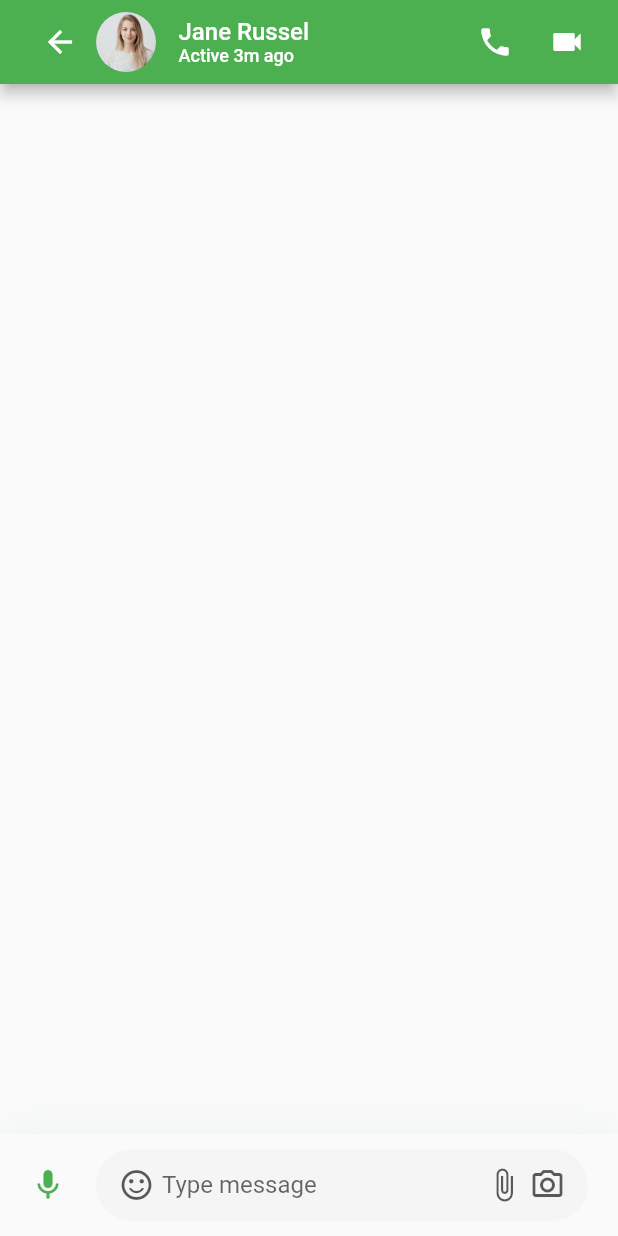
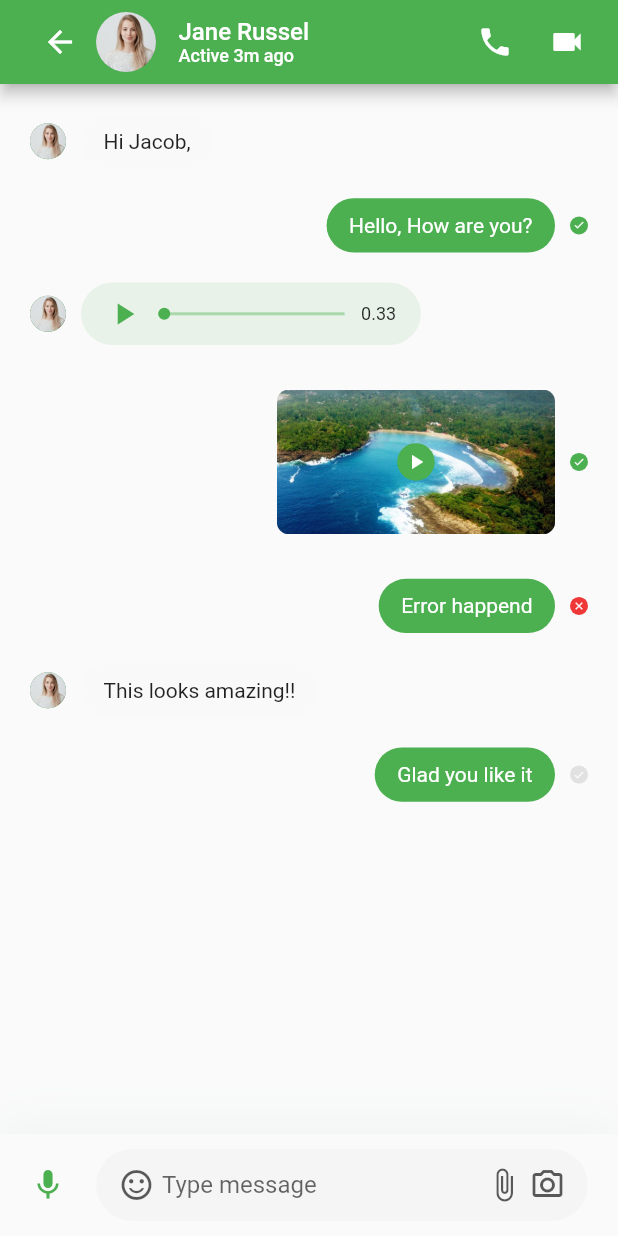
Before and after one commit to Gali998/UEE-Group-Project-2021, a Flutter app: the ChatDetailPage screen opened directly, on a phone screen of 412 x 824 dp. Run offline on Flutter 3.47's test engine with Material 2 defaults, Android fonts, the phone set to English and light mode, and no system bars.

Commit message:
chat message interface modified

```diff
--- /dev/null
+++ b/lib/components/AudioMessage.dart
@@ -0,0 +1,70 @@
+import 'package:Line_Lite/models/ChatMessage.dart';
+import 'package:flutter/material.dart';
+
+class AudioMessage extends StatelessWidget {
+  final ChatMessage message;
+
+  const AudioMessage({Key key, this.message}) : super(key: key);
+
+  @override
+  Widget build(BuildContext context) {
+    return Container(
+      width: MediaQuery.of(context).size.width * 0.55,
+      padding: EdgeInsets.symmetric(
+        horizontal: 22.0 * 0.75,
+        vertical: 22.0 / 2.5,
+      ),
+      decoration: BoxDecoration(
+        borderRadius: BorderRadius.circular(30),
+        color: Colors.green.withOpacity(message.isSender ? 1 : 0.1),
+      ),
+      child: Row(
+        children: [
+          Icon(
+            Icons.play_arrow,
+            color: message.isSender ? Colors.white : Colors.green ,
+          ),
+          Expanded(
+            child:Padding(
+              padding:
+              const EdgeInsets.symmetric(horizontal: 22.0/2),
+              child: Stack(
+                clipBehavior: Clip.none,
+                alignment: Alignment.center,
+                children:[
+                  Container(
+                    width: double.infinity,
+                    height: 2,
+                    color: message.isSender
+                        ? Colors.white
+                        :Colors.green.withOpacity(0.4),
+                  ),
+                  Positioned(
+                    left: 0,
+                    child:  Container(
+                      height: 8,
+                      width: 8,
+                      decoration: BoxDecoration(
+                        color:message.isSender
+                            ? Colors.white
+                            : Colors.green,
+                        shape: BoxShape.circle,
+                      ),
+                    ),
+                  ),
+                ],
+              ),
+            ),
+          ),
+          Text(
+            "0.33",
+            style: TextStyle(
+                fontSize: 12,
+                color: message.isSender ? Colors.white : null
+            ),
+          ),
+        ],
+      ),
+    );
+  }
+}
--- /dev/null
+++ b/lib/components/Message.dart
@@ -0,0 +1,89 @@
+import 'package:Line_Lite/models/ChatMessage.dart';
+import 'package:flutter/material.dart';
+
+import 'AudioMessage.dart';
+import 'TextMessage.dart';
+import 'VideoMessage.dart';
+
+class Message extends StatelessWidget {
+  const Message({
+    Key key,
+    @required this.message,
+  }) : super(key: key);
+
+  final ChatMessage message;
+
+  @override
+  Widget build(BuildContext context) {
+    Widget messageContain(ChatMessage message){
+      switch(message.messageType){
+        case ChatMessageType.text:
+          return TextMessage(message: message);
+          break;
+        case ChatMessageType.audio:
+          return AudioMessage(message: message);
+          break;
+        case ChatMessageType.video:
+          return VideoMessage();
+          break;
+        default:
+          return SizedBox();
+      }
+
+    }
+    return Padding(
+      padding: const EdgeInsets.only(top: 20.0),
+      child: Row(
+        mainAxisAlignment:
+        message.isSender ? MainAxisAlignment.end : MainAxisAlignment.start,
+        children: [
+          if(!message.isSender) ...[
+            CircleAvatar(radius: 12,backgroundImage: AssetImage("assets/images/jenny.jpg"),
+            ),
+            SizedBox(width: 20.0/2),
+          ],
+          messageContain(message),
+          if(message.isSender) MessageStatusDot(status: message.messageStatus)
+        ],
+      ),
+    );
+  }
+}
+
+class MessageStatusDot extends StatelessWidget {
+  final MessageStatus status;
+
+  const MessageStatusDot({Key key, this.status}) : super(key: key);
+  @override
+  Widget build(BuildContext context) {
+    Color dotColor(MessageStatus status){
+      switch(status){
+        case MessageStatus.not_sent:
+          return Color(0xFFF03738);
+          break;
+        case MessageStatus.not_view:
+          return Theme.of(context).textTheme.bodyText1.color.withOpacity(0.1);
+          break;
+        case MessageStatus.viewed:
+          return Colors.green;
+          break;
+        default:
+          return Colors.transparent;
+      }
+    }
+    return Container(
+      margin: EdgeInsets.only(left: 20.0/2),
+      height: 12,
+      width: 12,
+      decoration: BoxDecoration(
+          color:dotColor(status),
+          shape: BoxShape.circle,
+      ),
+      child: Icon(
+          status == MessageStatus.not_sent ? Icons.close : Icons.done,
+          size: 8,
+          color: Theme.of(context).scaffoldBackgroundColor,
+      ),
+    );
+  }
+}
--- /dev/null
+++ b/lib/components/TextMessage.dart
@@ -0,0 +1,32 @@
+import 'package:Line_Lite/models/ChatMessage.dart';
+import 'package:flutter/material.dart';
+
+class TextMessage extends StatelessWidget {
+  const TextMessage({
+    Key key, this.message,
+  }) : super(key: key);
+
+  final ChatMessage message;
+
+  @override
+  Widget build(BuildContext context) {
+    return Container(
+      padding: EdgeInsets.symmetric(
+        horizontal: 20.0*0.75,
+        vertical: 20.2/2,
+      ),
+      decoration: BoxDecoration(
+        color: Colors.green.withOpacity(message.isSender ? 1 : 0.01),
+        borderRadius: BorderRadius.circular(30),
+      ),
+      child:Text(
+        message.text,
+        style: TextStyle(
+            color:message.isSender
+                ? Colors.white
+                : Theme.of(context).textTheme.bodyText1.color
+        ),
+      ),
+    );
+  }
+}
--- /dev/null
+++ b/lib/components/VideoMessage.dart
@@ -0,0 +1,35 @@
+import 'package:flutter/material.dart';
+
+class VideoMessage extends StatelessWidget {
+  @override
+  Widget build(BuildContext context) {
+    return SizedBox(
+      width: MediaQuery.of(context).size.width * 0.45,
+      child: AspectRatio(
+          aspectRatio: 1.6,
+          child: Stack(
+            alignment: Alignment.center,
+            children: [
+              ClipRRect(
+                borderRadius: BorderRadius.circular(8),
+                child: Image.asset("assets/images/hiriketiya.jpg"),
+              ),
+              Container(
+                height: 25,
+                width: 25,
+                decoration: BoxDecoration(
+                  color: Colors.green,
+                  shape: BoxShape.circle,
+                ),
+                child: Icon(
+                  Icons.play_arrow,
+                  size: 16,
+                  color: Colors.white,
+                ),
+              ),
+            ],
+          )
+      ),
+    );
+  }
+}
--- a/lib/components/body.dart
+++ b/lib/components/body.dart
@@ -1,95 +1,27 @@
+import 'package:Line_Lite/models/ChatMessage.dart';
 import 'package:flutter/material.dart';
+
+import 'Message.dart';
+import 'TextMessage.dart';
+import 'chat_input_field.dart';
 
 class Body extends StatelessWidget {
   @override
   Widget build(BuildContext context) {
     return Column(
       children: [
-        Spacer(),
+        Expanded(
+          child:Padding(
+          padding: const EdgeInsets.symmetric(horizontal: 20.0),
+           child: ListView.builder(
+            itemCount: demeChatMessages.length,
+            itemBuilder: (context,index)=>
+              Message(message:demeChatMessages[index] ,),
+        ),
+    ),
+        ),
         ChatInputField(),
       ],
     );
   }
 }
-
-class ChatInputField extends StatelessWidget {
-  const ChatInputField({
-    Key key,
-  }) : super(key: key);
-
-  @override
-  Widget build(BuildContext context) {
-    return Container(
-      padding: EdgeInsets.symmetric(
-        horizontal: 20.0,
-        vertical: 20.0/2,
-      ),
-      decoration: BoxDecoration(
-        color: Theme.of(context).scaffoldBackgroundColor,
-        boxShadow: [
-         BoxShadow(
-           offset: Offset(0, 4),
-           blurRadius: 32,
-           color: Color(0xFF087949).withOpacity(0.08),
-        ),
-        ],
-      ),
-      child: SafeArea(
-          child: Row(
-        children: [
-          Icon(Icons.mic,color: Colors.green),
-          SizedBox(width: 20.0),
-          Expanded(
-              child: Container(
-                padding: EdgeInsets.symmetric(
-                    horizontal: 20.0*0.75),
-                decoration: BoxDecoration(
-                    color: Colors.grey.withOpacity(0.05),
-                  borderRadius: BorderRadius.circular(40),
-                ),
-                child: Row(
-                  children: [
-                    Icon(
-                      Icons.sentiment_satisfied_alt_outlined,
-                    color: Theme.of(context)
-                        .textTheme
-                        .bodyText1
-                        .color
-                        .withOpacity(0.64),
-                  ),
-                    SizedBox(width: 20.0/4),
-                    Expanded(
-                        child: TextField(
-                          decoration: InputDecoration(
-                              hintText: "Type message",
-                            border: InputBorder.none,
-                          ),
-                        ),
-                    ),
-                    Icon(
-                      Icons.attach_file,
-                      color: Theme.of(context)
-                          .textTheme
-                          .bodyText1
-                          .color
-                          .withOpacity(0.64),
-                    ),
-                    SizedBox(width: 20.0/4),
-                    Icon(
-                      Icons.camera_alt_outlined,
-                      color: Theme.of(context)
-                          .textTheme
-                          .bodyText1
-                          .color
-                          .withOpacity(0.64),
-                    ),
-                  ],
-                ),
-              ),
-          ),
-        ],
-      ),
-      ),
-    );
-  }
-}
--- a/lib/components/chat_input_field.dart
+++ b/lib/components/chat_input_field.dart
@@ -0,0 +1,83 @@
+import 'package:flutter/material.dart';
+
+class ChatInputField extends StatelessWidget {
+  const ChatInputField({
+    Key key,
+  }) : super(key: key);
+
+  @override
+  Widget build(BuildContext context) {
+    return Container(
+      padding: EdgeInsets.symmetric(
+        horizontal: 20.0,
+        vertical: 20.0/2,
+      ),
+      decoration: BoxDecoration(
+        color: Theme.of(context).scaffoldBackgroundColor,
+        boxShadow: [
+          BoxShadow(
+            offset: Offset(0, 4),
+            blurRadius: 32,
+            color: Color(0xFF087949).withOpacity(0.08),
+          ),
+        ],
+      ),
+      child: SafeArea(
+        child: Row(
+          children: [
+            Icon(Icons.mic,color: Colors.green),
+            SizedBox(width: 20.0),
+            Expanded(
+              child: Container(
+                padding: EdgeInsets.symmetric(
+                    horizontal: 20.0*0.75),
+                decoration: BoxDecoration(
+                  color: Colors.grey.withOpacity(0.05),
+                  borderRadius: BorderRadius.circular(40),
+                ),
+                child: Row(
+                  children: [
+                    Icon(
+                      Icons.sentiment_satisfied_alt_outlined,
+                      color: Theme.of(context)
+                          .textTheme
+                          .bodyText1
+                          .color
+                          .withOpacity(0.64),
+                    ),
+                    SizedBox(width: 20.0/4),
+                    Expanded(
+                      child: TextField(
+                        decoration: InputDecoration(
+                          hintText: "Type message",
+                          border: InputBorder.none,
+                        ),
+                      ),
+                    ),
+                    Icon(
+                      Icons.attach_file,
+                      color: Theme.of(context)
+                          .textTheme
+                          .bodyText1
+                          .color
+                          .withOpacity(0.64),
+                    ),
+                    SizedBox(width: 20.0/4),
+                    Icon(
+                      Icons.camera_alt_outlined,
+                      color: Theme.of(context)
+                          .textTheme
+                          .bodyText1
+                          .color
+                          .withOpacity(0.64),
+                    ),
+                  ],
+                ),
+              ),
+            ),
+          ],
+        ),
+      ),
+    );
+  }
+}
--- /dev/null
+++ b/lib/models/ChatMessage.dart
@@ -0,0 +1,63 @@
+import 'package:flutter/material.dart';
+
+enum ChatMessageType { text, audio, image, video }
+enum MessageStatus { not_sent, not_view, viewed }
+
+class ChatMessage {
+  final String text;
+  final ChatMessageType messageType;
+  final MessageStatus messageStatus;
+  final bool isSender;
+
+  ChatMessage({
+    this.text = '',
+    @required this.messageType,
+    @required this.messageStatus,
+    @required this.isSender,
+  });
+}
+
+List demeChatMessages = [
+  ChatMessage(
+    text: "Hi Jacob,",
+    messageType: ChatMessageType.text,
+    messageStatus: MessageStatus.viewed,
+    isSender: false,
+  ),
+  ChatMessage(
+    text: "Hello, How are you?",
+    messageType: ChatMessageType.text,
+    messageStatus: MessageStatus.viewed,
+    isSender: true,
+  ),
+  ChatMessage(
+    text: "",
+    messageType: ChatMessageType.audio,
+    messageStatus: MessageStatus.viewed,
+    isSender: false,
+  ),
+  ChatMessage(
+    text: "",
+    messageType: ChatMessageType.video,
+    messageStatus: MessageStatus.viewed,
+    isSender: true,
+  ),
+  ChatMessage(
+    text: "Error happend",
+    messageType: ChatMessageType.text,
+    messageStatus: MessageStatus.not_sent,
+    isSender: true,
+  ),
+  ChatMessage(
+    text: "This looks amazing!!",
+    messageType: ChatMessageType.text,
+    messageStatus: MessageStatus.viewed,
+    isSender: false,
+  ),
+  ChatMessage(
+    text: "Glad you like it",
+    messageType: ChatMessageType.text,
+    messageStatus: MessageStatus.not_view,
+    isSender: true,
+  ),
+];
```
Also changed, not shown: assets/images/hiriketiya.jpg (added).
